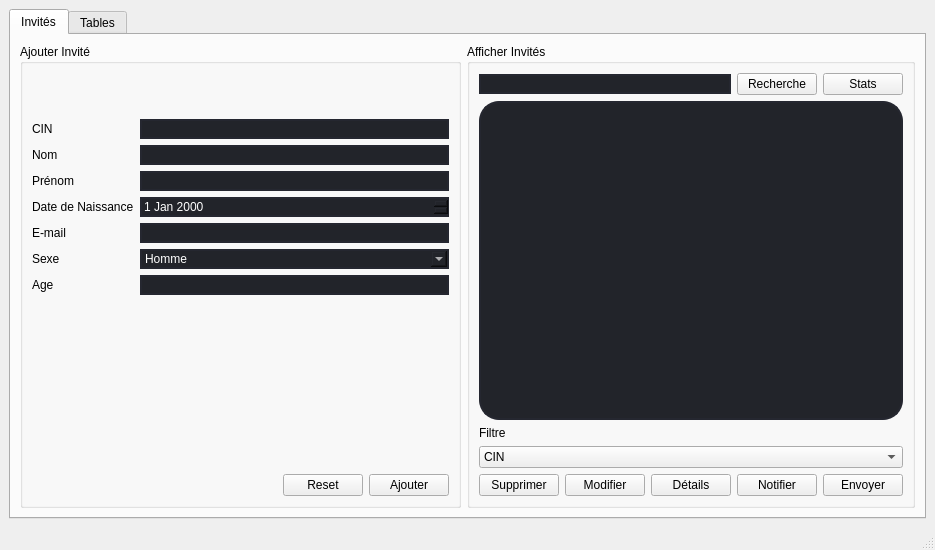
Old version of the form mainwindow.ui in the repository dhiaabdelli1/Wedding_planner_2A1.
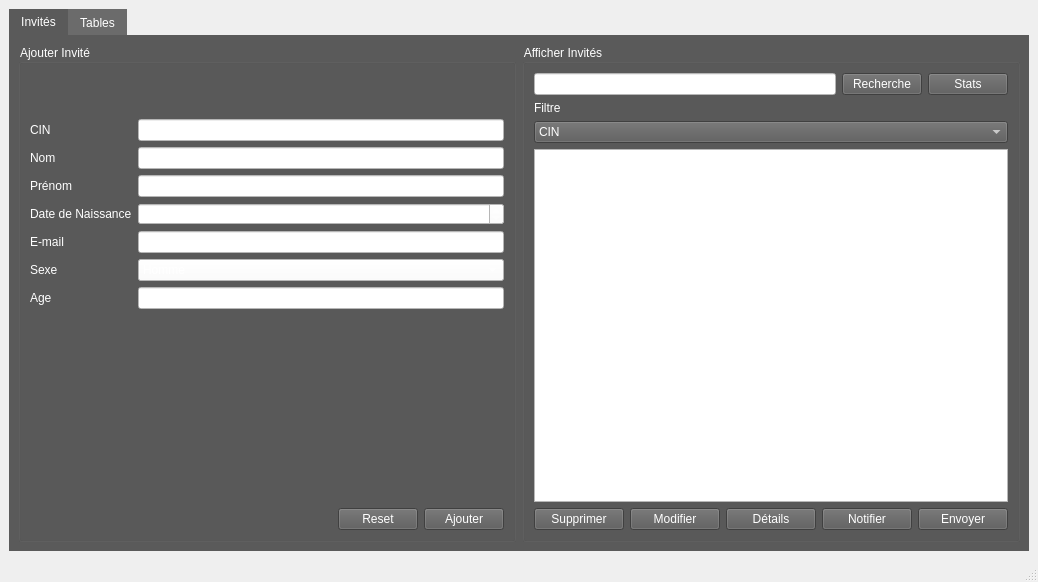
New version of the form.

What changed in the file:
```diff
--- a/mainwindow.ui
+++ b/mainwindow.ui
@@ -6,22 +6,44 @@
    <rect>
     <x>0</x>
     <y>0</y>
-    <width>935</width>
-    <height>550</height>
+    <width>1038</width>
+    <height>582</height>
    </rect>
   </property>
   <property name="windowTitle">
    <string>MainWindow</string>
   </property>
   <property name="styleSheet">
-   <string notr="true"/>
+   <string notr="true">MainWindow:
+{
+background-color:rgb(0, 0, 0);
+}</string>
   </property>
   <widget class="QWidget" name="centralwidget">
    <layout class="QHBoxLayout" name="horizontalLayout">
     <item>
      <widget class="QTabWidget" name="tabWidget_invites">
       <property name="styleSheet">
-       <string notr="true"/>
+       <string notr="true">QTabWidget:pane {
+border:4px;
+background-color:rgb(90, 90, 90);
+
+
+}
+
+QTabBar::tab:selected {
+color:  rgb(255, 255, 255);
+background-color: rgb(90, 90, 90);
+}
+
+QTabBar::tab:!selected {
+color: rgb(255,255,255);
+background-color:  rgb(107, 107, 107);
+
+}
+
+
+</string>
       </property>
       <property name="currentIndex">
        <number>0</number>
@@ -35,6 +57,9 @@
          <layout class="QHBoxLayout" name="horizontalLayout_2">
           <item>
            <widget class="QGroupBox" name="groupBox">
+            <property name="styleSheet">
+             <string notr="true">color:rgb(255,255,255);</string>
+            </property>
             <property name="title">
              <string>Ajouter Invité</string>
             </property>
@@ -59,7 +84,8 @@
                  <item row="1" column="0">
                   <widget class="QLabel" name="cINLabel">
                    <property name="styleSheet">
-                    <string notr="true">font: 8pt &quot;MS Shell Dlg 2&quot;;</string>
+                    <string notr="true">font: 8pt &quot;MS Shell Dlg 2&quot;;
+color:rgb(255,255,255);</string>
                    </property>
                    <property name="text">
                     <string>CIN</string>
@@ -71,13 +97,10 @@
                    <property name="styleSheet">
                     <string notr="true">QLineEdit
 {
-border:2px solid rgb(37,39,48);
-border-radius: 20px;
-color:#FFF;
-background-color: rgb(34,36,42);
-padding-left:20px;
-padding-right:20px;
-border-radius:20px;
+
+background-color: rgb(255,255,255);
+color:tgb(0,0,0);
+
 }</string>
                    </property>
                   </widget>
@@ -85,7 +108,8 @@
                  <item row="2" column="0">
                   <widget class="QLabel" name="nomLabel">
                    <property name="styleSheet">
-                    <string notr="true">font: 8pt &quot;MS Shell Dlg 2&quot;;</string>
+                    <string notr="true">font: 8pt &quot;MS Shell Dlg 2&quot;;
+color:rgb(255,255,255);</string>
                    </property>
                    <property name="text">
                     <string>Nom</string>
@@ -97,10 +121,10 @@
                    <property name="styleSheet">
                     <string notr="true">QLineEdit
 {
-border:2px solid rgb(37,39,48);
-border-radius: 20px;
-color:#FFF;
-background-color: rgb(34,36,42);
+
+background-color: rgb(255,255,255);
+
+color:tgb(0,0,0);
 }</string>
                    </property>
                   </widget>
@@ -108,7 +132,8 @@
                  <item row="3" column="0">
                   <widget class="QLabel" name="prNomLabel">
                    <property name="styleSheet">
-                    <string notr="true">font: 8pt &quot;MS Shell Dlg 2&quot;;</string>
+                    <string notr="true">font: 8pt &quot;MS Shell Dlg 2&quot;;
+color:rgb(255,255,255);</string>
                    </property>
                    <property name="text">
                     <string>Prénom</string>
@@ -120,10 +145,9 @@
                    <property name="styleSheet">
                     <string notr="true">QLineEdit
 {
-border:2px solid rgb(37,39,48);
-border-radius: 20px;
-color:#FFF;
-background-color: rgb(34,36,42);
+
+background-color: rgb(255,255,255);
+color:tgb(0,0,0);
 }</string>
                    </property>
                   </widget>
@@ -131,7 +155,8 @@
                  <item row="4" column="0">
                   <widget class="QLabel" name="dateDeNaissanceLabel">
                    <property name="styleSheet">
-                    <string notr="true">font: 8pt &quot;MS Shell Dlg 2&quot;;</string>
+                    <string notr="true">font: 8pt &quot;MS Shell Dlg 2&quot;;
+color:rgb(255,255,255);</string>
                    </property>
                    <property name="text">
                     <string>Date de Naissance</string>
@@ -143,10 +168,9 @@
                    <property name="styleSheet">
                     <string notr="true">QDateEdit
 {
-border:2px solid rgb(37,39,48);
-border-radius: 20px;
-color:#FFF;
-background-color: rgb(34,36,42);
+
+background-color: rgb(255,255,255);
+color:tgb(0,0,0);
 }</string>
                    </property>
                   </widget>
@@ -154,7 +178,8 @@
                  <item row="5" column="0">
                   <widget class="QLabel" name="eMailLabel">
                    <property name="styleSheet">
-                    <string notr="true">font: 8pt &quot;MS Shell Dlg 2&quot;;</string>
+                    <string notr="true">font: 8pt &quot;MS Shell Dlg 2&quot;;
+color:rgb(255,255,255);</string>
                    </property>
                    <property name="text">
                     <string>E-mail</string>
@@ -166,10 +191,9 @@
                    <property name="styleSheet">
                     <string notr="true">QLineEdit
 {
-border:2px solid rgb(37,39,48);
-border-radius: 20px;
-color:#FFF;
-background-color: rgb(34,36,42);
+
+background-color: rgb(255,255,255);
+color:tgb(0,0,0);
 }</string>
                    </property>
                   </widget>
@@ -177,7 +201,8 @@
                  <item row="6" column="0">
                   <widget class="QLabel" name="sexeLabel">
                    <property name="styleSheet">
-                    <string notr="true">font: 8pt &quot;MS Shell Dlg 2&quot;;</string>
+                    <string notr="true">font: 8pt &quot;MS Shell Dlg 2&quot;;
+color:rgb(255,255,255);</string>
                    </property>
                    <property name="text">
                     <string>Sexe</string>
@@ -189,10 +214,9 @@
                    <property name="styleSheet">
                     <string notr="true">QComboBox
 {
-border:2px solid rgb(37,39,48);
-border-radius: 20px;
-color:#FFF;
-background-color: rgb(34,36,42);
+
+background-color: rgb(255,255,255);
+color:tgb(0,0,0);
 }</string>
                    </property>
                    <item>
@@ -210,7 +234,8 @@
                  <item row="7" column="0">
                   <widget class="QLabel" name="ageLabel">
                    <property name="styleSheet">
-                    <string notr="true">font: 8pt &quot;MS Shell Dlg 2&quot;;</string>
+                    <string notr="true">font: 8pt &quot;MS Shell Dlg 2&quot;;
+color:rgb(255,255,255);</string>
                    </property>
                    <property name="text">
                     <string>Age</string>
@@ -222,10 +247,9 @@
                    <property name="styleSheet">
                     <string notr="true">QLineEdit
 {
-border:2px solid rgb(37,39,48);
-border-radius: 20px;
-color:#FFF;
-background-color: rgb(34,36,42);
+
+background-color: rgb(255,255,255);
+color:tgb(0,0,0);
 }</string>
                    </property>
                   </widget>
@@ -265,7 +289,22 @@
                <item>
                 <widget class="QPushButton" name="pushButton_reset">
                  <property name="styleSheet">
-                  <string notr="true">font: 8pt &quot;MS Shell Dlg 2&quot;;</string>
+                  <string notr="true">QPushButton:!hover{
+background-color:rgb(90, 90, 90);
+font: 8pt &quot;MS Shell Dlg 2&quot;;
+
+}
+
+QPushButton:hover{
+background-color:rgb(107, 107, 107);
+font: 8pt &quot;MS Shell Dlg 2&quot;;
+
+}
+QPushButton:click{
+background-color:rgb(90, 90, 90);
+font: 8pt &quot;MS Shell Dlg 2&quot;;
+
+}</string>
                  </property>
                  <property name="text">
                   <string>Reset</string>
@@ -275,7 +314,22 @@
                <item>
                 <widget class="QPushButton" name="pushButton_ajouter">
                  <property name="styleSheet">
-                  <string notr="true">font: 8pt &quot;MS Shell Dlg 2&quot;;</string>
+                  <string notr="true">QPushButton:!hover{
+background-color:rgb(90, 90, 90);
+font: 8pt &quot;MS Shell Dlg 2&quot;;
+
+}
+
+QPushButton:hover{
+background-color:rgb(107, 107, 107);
+font: 8pt &quot;MS Shell Dlg 2&quot;;
+
+}
+QPushButton:click{
+background-color:rgb(90, 90, 90);
+font: 8pt &quot;MS Shell Dlg 2&quot;;
+
+}</string>
                  </property>
                  <property name="text">
                   <string>Ajouter</string>
@@ -289,6 +343,9 @@
           </item>
           <item>
            <widget class="QGroupBox" name="groupBox_2">
+            <property name="styleSheet">
+             <string notr="true">color:rgb(255,255,255);</string>
+            </property>
             <property name="title">
              <string>Afficher Invités</string>
             </property>
@@ -302,16 +359,32 @@
                    <property name="styleSheet">
                     <string notr="true">QLineEdit
 {
-border:2px solid rgb(37,39,48);
-border-radius: 20px;
-color:#FFF;
-background-color: rgb(34,36,42);
+
+background-color: rgb(255,255,255);
 }</string>
                    </property>
                   </widget>
                  </item>
                  <item>
                   <widget class="QPushButton" name="pushButton_recherche">
+                   <property name="styleSheet">
+                    <string notr="true">QPushButton:!hover{
+background-color:rgb(90, 90, 90);
+font: 8pt &quot;MS Shell Dlg 2&quot;;
+
+}
+
+QPushButton:hover{
+background-color:rgb(107, 107, 107);
+font: 8pt &quot;MS Shell Dlg 2&quot;;
+
+}
+QPushButton:click{
+background-color:rgb(90, 90, 90);
+font: 8pt &quot;MS Shell Dlg 2&quot;;
+
+}</string>
+                   </property>
                    <property name="text">
                     <string>Recherche</string>
                    </property>
@@ -319,6 +392,24 @@
                  </item>
                  <item>
                   <widget class="QPushButton" name="pushButton_stats">
+                   <property name="styleSheet">
+                    <string notr="true">QPushButton:!hover{
+background-color:rgb(90, 90, 90);
+font: 8pt &quot;MS Shell Dlg 2&quot;;
+
+}
+
+QPushButton:hover{
+background-color:rgb(107, 107, 107);
+font: 8pt &quot;MS Shell Dlg 2&quot;;
+
+}
+QPushButton:click{
+background-color:rgb(90, 90, 90);
+font: 8pt &quot;MS Shell Dlg 2&quot;;
+
+}</string>
+                   </property>
                    <property name="text">
                     <string>Stats</string>
                    </property>
@@ -326,56 +417,71 @@
                  </item>
                 </layout>
                </item>
+               <item>
+                <widget class="QLabel" name="label_2">
+                 <property name="text">
+                  <string>Filtre</string>
+                 </property>
+                </widget>
+               </item>
+               <item>
+                <widget class="QComboBox" name="comboBox_filtre">
+                 <property name="styleSheet">
+                  <string notr="true">background-color:rgb(90,90,90);</string>
+                 </property>
+                 <item>
+                  <property name="text">
+                   <string>CIN</string>
+                  </property>
+                 </item>
+                 <item>
+                  <property name="text">
+                   <string>Nom</string>
+                  </property>
+                 </item>
+                 <item>
+                  <property name="text">
+                   <string>Date Naissance</string>
+                  </property>
+                 </item>
+                 <item>
+                  <property name="text">
+                   <string>Sexe</string>
+                  </property>
+                 </item>
+                </widget>
+               </item>
                <item>
                 <widget class="QTableView" name="tableView">
                  <property name="styleSheet">
-                  <string notr="true">QTableView
-{
-border:2px solid rgb(37,39,48);
-border-radius: 20px;
-color:#FFF;
-background-color: rgb(34,36,42);
-}</string>
+                  <string notr="true">color:tgb(0,0,0);</string>
                  </property>
                 </widget>
                </item>
                <item>
                 <layout class="QVBoxLayout" name="verticalLayout_4">
-                 <item>
-                  <widget class="QLabel" name="label_2">
-                   <property name="text">
-                    <string>Filtre</string>
-                   </property>
-                  </widget>
-                 </item>
-                 <item>
-                  <widget class="QComboBox" name="comboBox_filtre">
-                   <item>
-                    <property name="text">
-                     <string>CIN</string>
-                    </property>
-                   </item>
-                   <item>
-                    <property name="text">
-                     <string>Nom</string>
-                    </property>
-                   </item>
-                   <item>
-                    <property name="text">
-                     <string>Date Naissance</string>
-                    </property>
-                   </item>
-                   <item>
-                    <property name="text">
-                     <string>Sexe</string>
-                    </property>
-                   </item>
-                  </widget>
-                 </item>
                  <item>
                   <layout class="QHBoxLayout" name="horizontalLayout_15">
                    <item>
                     <widget class="QPushButton" name="pushButton_supprimer">
+                     <property name="styleSheet">
+                      <string notr="true">QPushButton:!hover{
+background-color:rgb(90, 90, 90);
+font: 8pt &quot;MS Shell Dlg 2&quot;;
+
+}
+
+QPushButton:hover{
+background-color:rgb(107, 107, 107);
+font: 8pt &quot;MS Shell Dlg 2&quot;;
+
+}
+QPushButton:click{
+background-color:rgb(90, 90, 90);
+font: 8pt &quot;MS Shell Dlg 2&quot;;
+
+}</string>
+                     </property>
                      <property name="text">
                       <string>Supprimer</string>
                      </property>
@@ -383,6 +489,24 @@
                    </item>
                    <item>
                     <widget class="QPushButton" name="pushButton_modifier">
+                     <property name="styleSheet">
+                      <string notr="true">QPushButton:!hover{
+background-color:rgb(90, 90, 90);
+font: 8pt &quot;MS Shell Dlg 2&quot;;
+
+}
+
+QPushButton:hover{
+background-color:rgb(107, 107, 107);
+font: 8pt &quot;MS Shell Dlg 2&quot;;
+
+}
+QPushButton:click{
+background-color:rgb(90, 90, 90);
+font: 8pt &quot;MS Shell Dlg 2&quot;;
+
+}</string>
+                     </property>
                      <property name="text">
                       <string>Modifier</string>
                      </property>
@@ -393,6 +517,24 @@
                    </item>
                    <item>
                     <widget class="QPushButton" name="pushButton_details">
+                     <property name="styleSheet">
+                      <string notr="true">QPushButton:!hover{
+background-color:rgb(90, 90, 90);
+font: 8pt &quot;MS Shell Dlg 2&quot;;
+
+}
+
+QPushButton:hover{
+background-color:rgb(107, 107, 107);
+font: 8pt &quot;MS Shell Dlg 2&quot;;
+
+}
+QPushButton:click{
+background-color:rgb(90, 90, 90);
+font: 8pt &quot;MS Shell Dlg 2&quot;;
+
+}</string>
+                     </property>
                      <property name="text">
                       <string>Détails</string>
                      </property>
@@ -400,6 +542,24 @@
                    </item>
                    <item>
                     <widget class="QPushButton" name="pushButton_notifier">
+                     <property name="styleSheet">
+                      <string notr="true">QPushButton:!hover{
+background-color:rgb(90, 90, 90);
+font: 8pt &quot;MS Shell Dlg 2&quot;;
+
+}
+
+QPushButton:hover{
+background-color:rgb(107, 107, 107);
+font: 8pt &quot;MS Shell Dlg 2&quot;;
+
+}
+QPushButton:click{
+background-color:rgb(90, 90, 90);
+font: 8pt &quot;MS Shell Dlg 2&quot;;
+
+}</string>
+                     </property>
                      <property name="text">
                       <string>Notifier</string>
                      </property>
@@ -407,6 +567,24 @@
                    </item>
                    <item>
                     <widget class="QPushButton" name="pushButton_envoyer">
+                     <property name="styleSheet">
+                      <string notr="true">QPushButton:!hover{
+background-color:rgb(90, 90, 90);
+font: 8pt &quot;MS Shell Dlg 2&quot;;
+
+}
+
+QPushButton:hover{
+background-color:rgb(107, 107, 107);
+font: 8pt &quot;MS Shell Dlg 2&quot;;
+
+}
+QPushButton:click{
+background-color:rgb(90, 90, 90);
+font: 8pt &quot;MS Shell Dlg 2&quot;;
+
+}</string>
+                     </property>
                      <property name="text">
                       <string>Envoyer</string>
                      </property>
```
Left out of the diff: 4 changed lines with no effect on the pictures.
